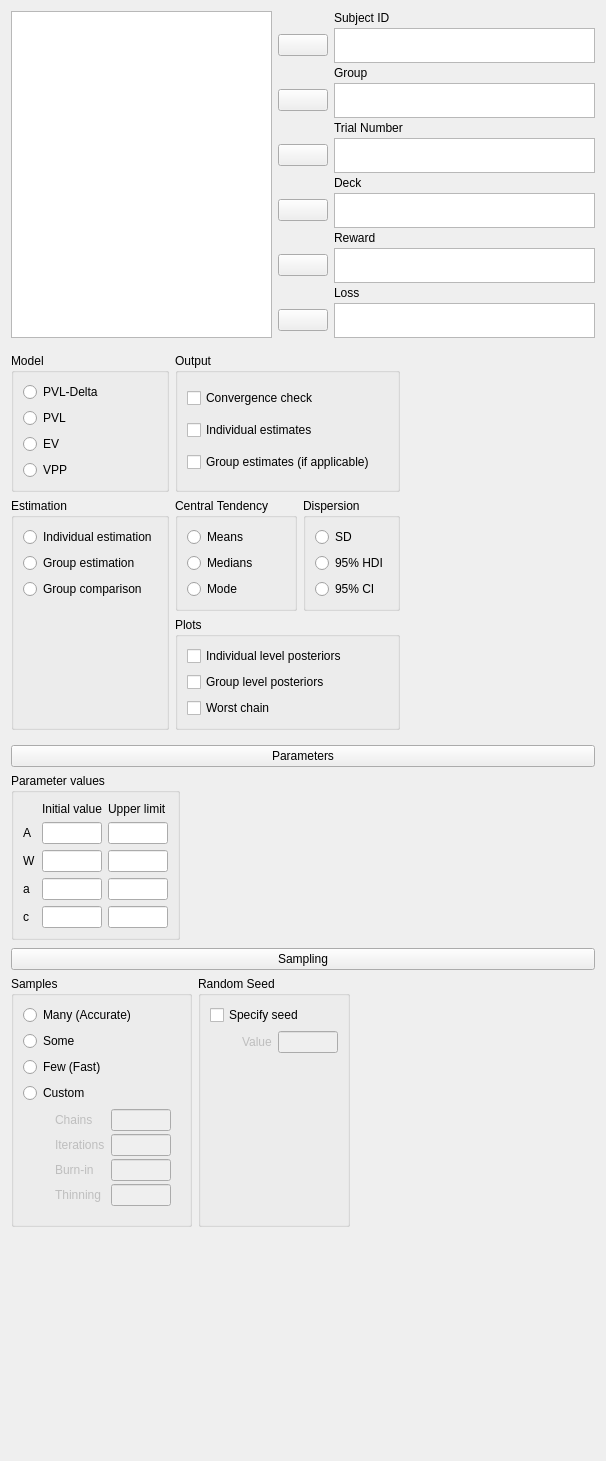
Before: the Qt Designer form JASP-Desktop/analysisforms/r11tlearnform.ui in jasp-stats/jasp-desktop, drawn with Qt 5.
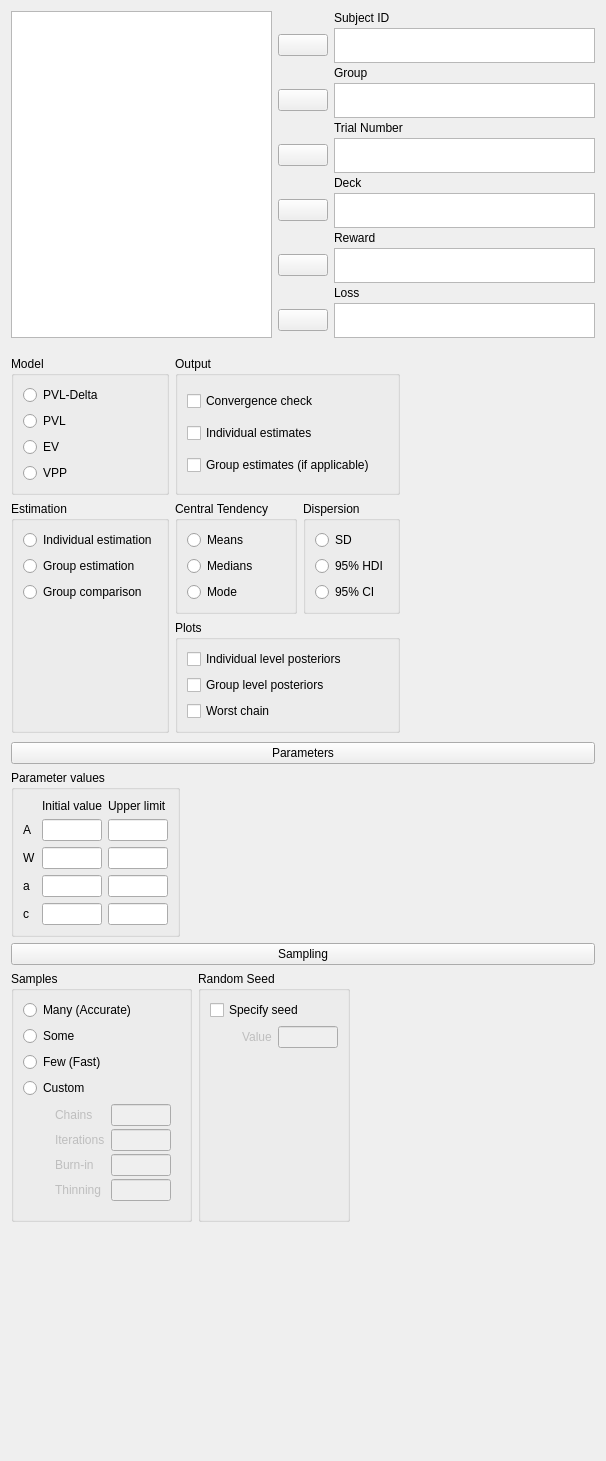
After: the same form once the commit is applied. Custom widgets are drawn as their Qt base class.

What changed in the file:
```diff
--- a/JASP-Desktop/analysisforms/r11tlearnform.ui
+++ b/JASP-Desktop/analysisforms/r11tlearnform.ui
@@ -20,6 +20,9 @@
    <string>Form</string>
   </property>
   <layout class="QVBoxLayout" name="verticalLayout">
+   <property name="spacing">
+    <number>0</number>
+   </property>
    <item>
     <widget class="QWidget" name="widget_3" native="true">
      <layout class="QGridLayout" name="gridLayout_7">
@@ -56,9 +59,6 @@
          <property name="rightMargin">
           <number>0</number>
          </property>
-         <property name="bottomMargin">
-          <number>0</number>
-         </property>
          <property name="verticalSpacing">
           <number>3</number>
          </property>
@@ -726,7 +726,7 @@
        <number>0</number>
       </property>
       <property name="bottomMargin">
-       <number>0</number>
+       <number>3</number>
       </property>
       <item row="0" column="0">
        <widget class="ExpanderButton" name="pushButton">
@@ -903,13 +903,13 @@
        <number>0</number>
       </property>
       <property name="topMargin">
-       <number>2</number>
+       <number>3</number>
       </property>
       <property name="rightMargin">
        <number>0</number>
       </property>
       <property name="bottomMargin">
-       <number>0</number>
+       <number>3</number>
       </property>
       <item row="0" column="0">
        <widget class="ExpanderButton" name="pushButton_2">
```
